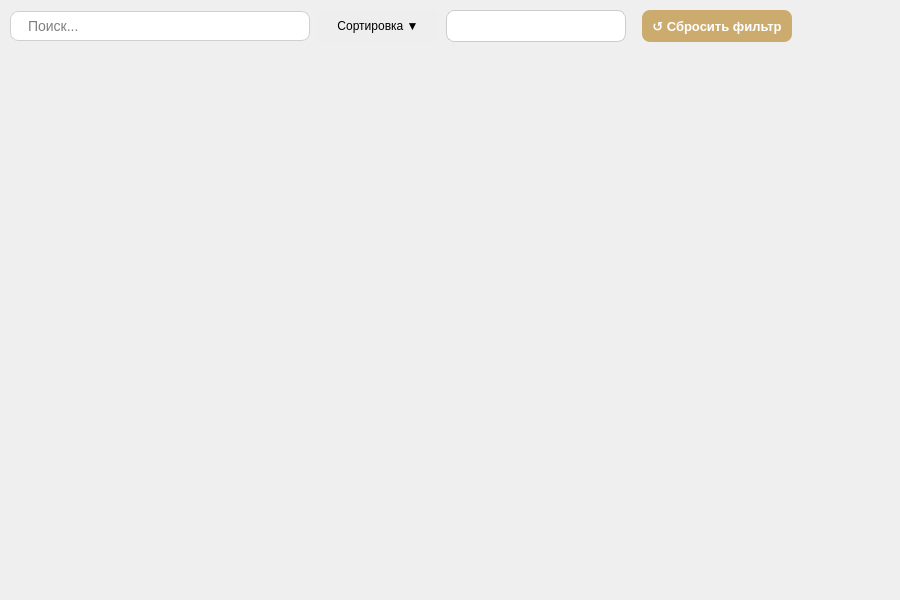
Qt form client/ui/system/employees/employee_page.ui (lerakaplich/Documents) before a commit.
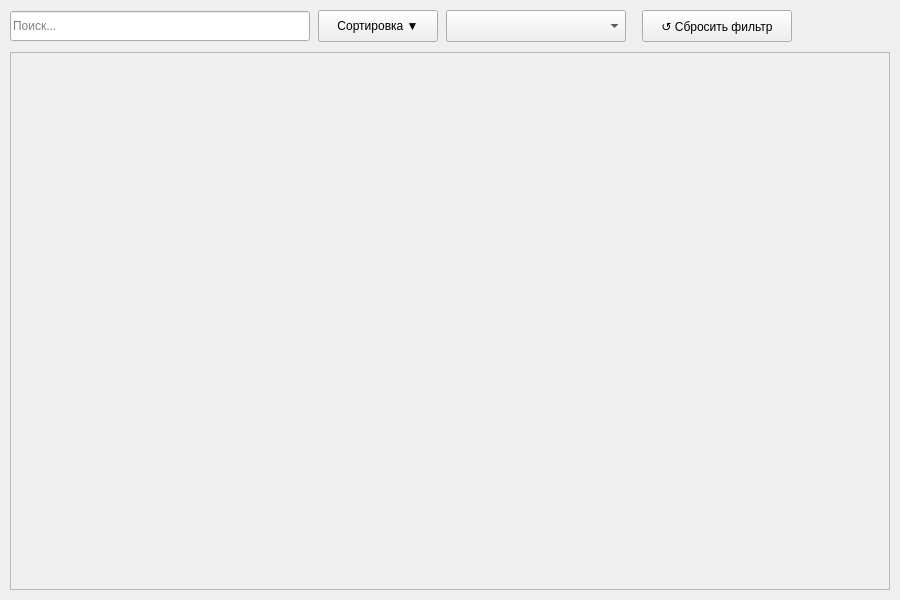
The same form after that commit.

```diff
--- a/client/ui/system/employees/employee_page.ui
+++ b/client/ui/system/employees/employee_page.ui
@@ -15,58 +15,51 @@
   </property>
   <property name="styleSheet">
    <string notr="true">background-color: transparent;
+
 QComboBox {
-    border: 1px solid #dee2e6;
+    border: 1px solid {BORDER_DEFAULT};
     border-radius: 6px;
     padding: 8px;
     padding-right: 25px;
-    background-color: white;
-    color: #1B232A;
+    background-color: {BG_INPUT};
+    color: {TEXT_PRIMARY};
     font-size: 13px;
     outline: none;
 }
-
 QComboBox:hover {
     border-color: #ccab6e;
 }
-
 QComboBox::drop-down {
     border: none;
     width: 20px;
 }
-
 QComboBox::down-arrow {
     image: none;
     border: none;
     width: 0px;
     height: 0px;
 }
-
 QComboBox QAbstractItemView {
     border-radius: 6px;
-    background-color: white;
-    color: #1B232A;
+    background-color: {BG_CARD};
+    color: {TEXT_PRIMARY};
     padding: 4px;
     outline: none;
 }
-
 QComboBox QAbstractItemView::item {
     padding: 8px;
-    color: #1B232A;
+    color: {TEXT_PRIMARY};
     border: none;
     outline: none;
 }
-
 QComboBox QAbstractItemView::item:hover {
-    background-color: #e3f2fd;
-    color: #1B232A;
+    background-color: {ACCENT_SELECTION_BG};
+    color: {TEXT_PRIMARY};
 }
-
 QComboBox QAbstractItemView::item:selected {
-    background-color: #e3f2fd;
-    color: #1B232A;
+    background-color: {ACCENT_SELECTION_BG};
+    color: {TEXT_PRIMARY};
 }
-
 QComboBox QAbstractItemView::item:focus {
     outline: none;
     border: none;
@@ -109,11 +102,12 @@
        </property>
        <property name="styleSheet">
         <string notr="true">QLineEdit {
-    border: 1px solid #D0D0D0;
+    border: 1px solid {BORDER_INPUT};
     border-radius: 8px;
     padding: 5px 15px;
     font-size: 14px;
-    background-color: white;
+    background-color: {BG_INPUT};
+    color: {TEXT_PRIMARY};
 }
 QLineEdit:focus {
     border: 2px solid #D22730;
@@ -134,10 +128,10 @@
        </property>
        <property name="styleSheet">
         <string notr="true">QPushButton {
-    background-color: #eeeeee;
+    background-color: {BTN_SECONDARY_BG};
     border-radius: 4px;
     font-weight: normal;
-    color: black;
+    color: {TEXT_BLACK};
 }
 QPushButton:hover {
     background-color: #dddddd;
@@ -160,11 +154,11 @@
        <property name="styleSheet">
         <string notr="true">
 QComboBox {
-    background-color: white;
-    border: 1px solid #cccccc;
+    background-color: {BG_INPUT};
+    border: 1px solid {BORDER_COMBO_SOFT};
     border-radius: 8px;
     padding: 5px;
-    color: black;
+    color: {TEXT_BLACK};
 }
 QComboBox:hover {
     border-color: #ccab6e;
@@ -227,8 +221,8 @@
        <property name="styleSheet">
         <string notr="true">
 QPushButton {
-    background-color: #ccab6e;
-    color: white;
+    background-color: {ACCENT_PRIMARY};
+    color: {TEXT_ON_ACCENT};
     border-radius: 8px;
     font-weight: bold;
     font-size: 13px;
@@ -278,12 +272,12 @@
 }
 QScrollBar:vertical {
     border: none;
-    background-color: #f0f0f0;
+    background-color: {BG_HOVER_LIGHT};
     width: 12px;
     border-radius: 6px;
 }
 QScrollBar::handle:vertical {
-    background-color: #cccccc;
+    background-color: {SCROLLBAR_HANDLE_SOFT};
     border-radius: 6px;
     min-height: 20px;
 }
```
Left out of the diff: 14 changed lines with no effect on the pictures.
